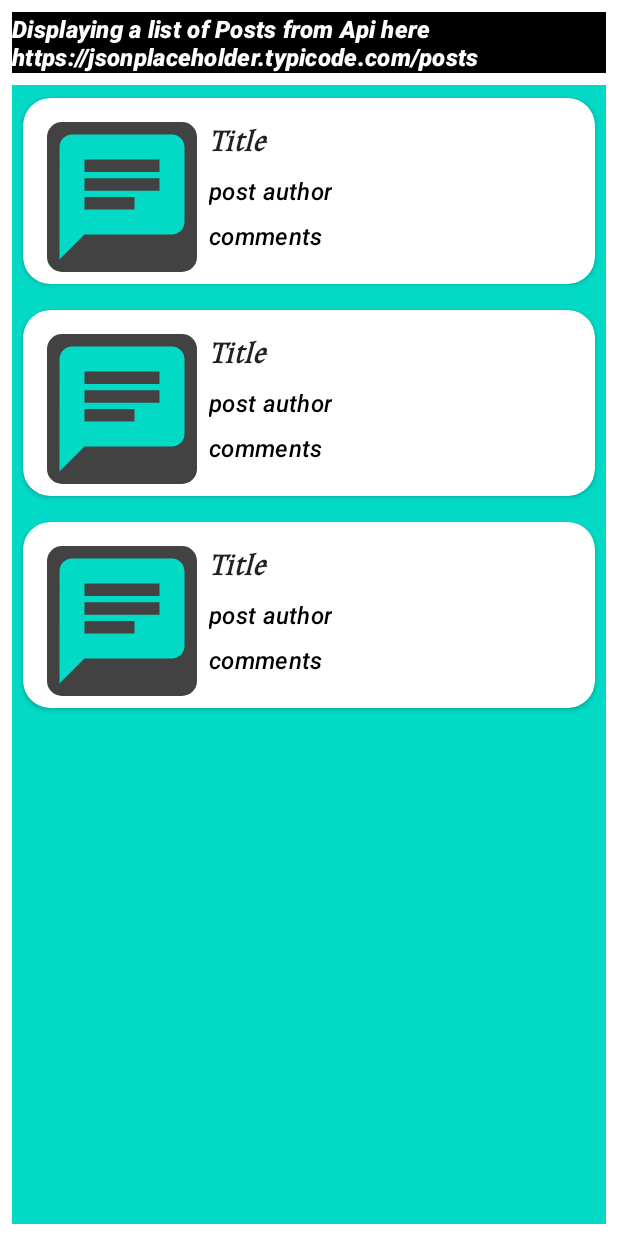
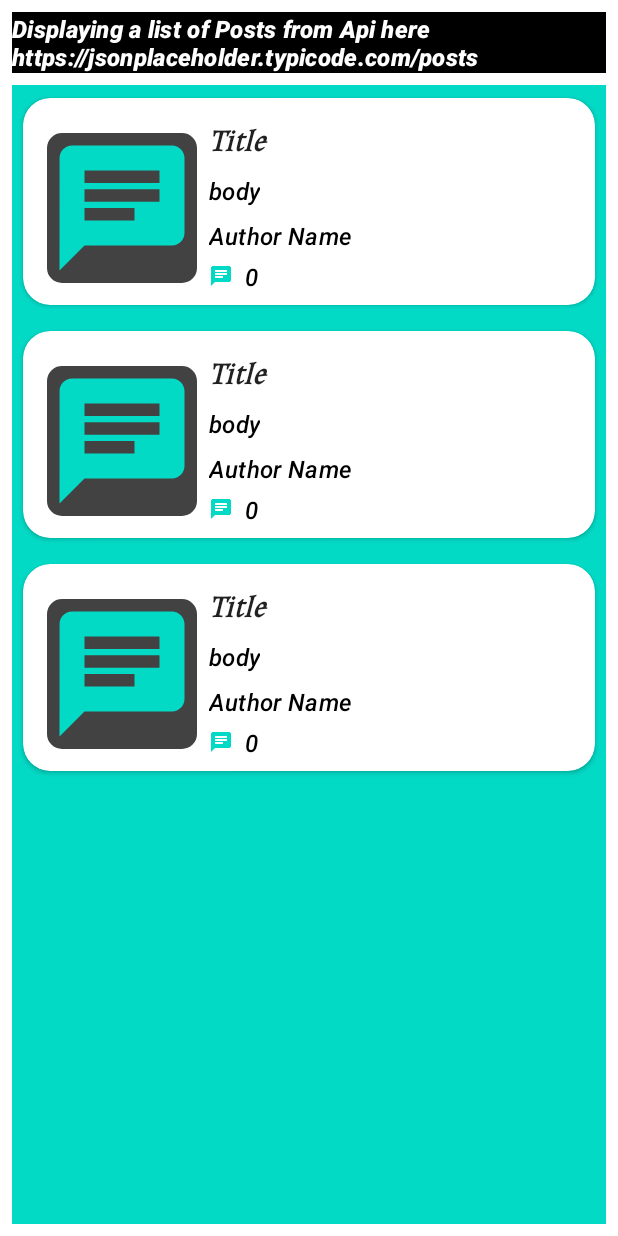
Before and after one commit to ime01/BenshiaiTaskApp, an Android app: the layout fragment_posts.xml on its own in the app's theme, with its tools: preview values and no code run, on a phone screen of 412 x 824 dp. Run offline under Robolectric (Android 15) with nearby library versions, the light colour scheme and no system bars.

Commit message:
updated rv display

```diff
--- a/app/src/main/res/layout/fragment_posts.xml
+++ b/app/src/main/res/layout/fragment_posts.xml
@@ -36,7 +36,7 @@
         app:layout_constraintBottom_toBottomOf="parent"
         app:layout_constraintEnd_toEndOf="parent"
         app:layout_constraintStart_toStartOf="parent"
-        tools:listitem="@layout/car_list_item" />
+        tools:listitem="@layout/post_list_item" />
 
     <com.google.android.material.imageview.ShapeableImageView
         android:id="@+id/error_image"
--- a/app/src/main/res/layout/car_list_item.xml
+++ b/app/src/main/res/layout/post_list_item.xml
@@ -30,7 +30,7 @@
             app:srcCompat="@drawable/ic_baseline_chat_24" />
 
         <com.google.android.material.textview.MaterialTextView
-            android:id="@+id/user_name"
+            android:id="@+id/title"
             style="@style/UserNameStyle"
             android:fontFamily="@font/almendra"
             android:textStyle="bold|italic"
@@ -52,14 +52,14 @@
             android:layout_height="wrap_content"
             android:layout_marginStart="8dp"
             android:layout_marginTop="8dp"
-            android:text="post author"
+            android:text="body"
             app:layout_constraintEnd_toEndOf="parent"
             app:layout_constraintHorizontal_bias="0.0"
             app:layout_constraintStart_toEndOf="@+id/image_thumbail"
-            app:layout_constraintTop_toBottomOf="@+id/user_name" />
+            app:layout_constraintTop_toBottomOf="@+id/title" />
 
         <com.google.android.material.textview.MaterialTextView
-            android:id="@+id/fuel_level"
+            android:id="@+id/author_name"
             style="@style/TagsStyle"
             android:layout_width="wrap_content"
             android:layout_height="wrap_content"
@@ -67,9 +67,34 @@
             android:layout_marginTop="8dp"
             app:layout_constraintHorizontal_bias="0.0"
             android:fontFamily="@font/almendra"
-            android:text="comments"
+            android:text="Author Name"
             android:textStyle="italic"
             app:layout_constraintStart_toEndOf="@+id/image_thumbail"
             app:layout_constraintTop_toBottomOf="@+id/body" />
+
+
+
+
+        <com.google.android.material.textview.MaterialTextView
+            android:id="@+id/total_comments"
+            style="@style/TagsStyle"
+            android:layout_width="wrap_content"
+            android:layout_height="wrap_content"
+            android:layout_marginStart="8dp"
+            android:fontFamily="@font/almendra"
+            android:text="0"
+            android:textStyle="italic"
+            app:layout_constraintStart_toEndOf="@+id/comments_icon"
+            app:layout_constraintTop_toTopOf="@+id/comments_icon"
+            app:layout_constraintBottom_toBottomOf="@id/comments_icon"/>
+
+        <ImageView
+            android:id="@+id/comments_icon"
+            android:layout_width="wrap_content"
+            android:layout_height="wrap_content"
+            android:layout_marginTop="8dp"
+            app:layout_constraintTop_toBottomOf="@+id/author_name"
+            app:srcCompat="@drawable/ic_baseline_chat_24"
+            app:layout_constraintStart_toStartOf="@+id/author_name"/>
     </androidx.constraintlayout.widget.ConstraintLayout>
 </androidx.cardview.widget.CardView>
```
Also changed, not shown: app/src/main/java/com/example/benshiaitaskapp/adapter/PostsAdapter.kt (+17 -6 lines).
